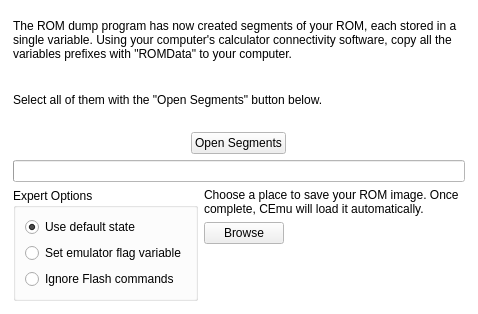
Old version of the form gui/qt/romselection.ui in the repository CE-Programming/CEmu.
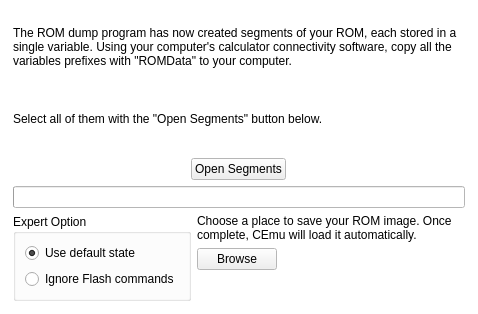
New version of the form. The open tabs and pages were chosen to show the change. Icons and pictures are not drawn.

The edit to the form file:
```diff
--- a/gui/qt/romselection.ui
+++ b/gui/qt/romselection.ui
@@ -510,7 +510,7 @@
               </sizepolicy>
              </property>
              <property name="title">
-              <string>Expert Options</string>
+              <string>Expert Option</string>
              </property>
              <layout class="QVBoxLayout" name="verticalLayout_4">
               <item>
@@ -529,22 +529,6 @@
                 </property>
                </widget>
               </item>
-              <item>
-               <widget class="QRadioButton" name="toggleFlag">
-                <property name="sizePolicy">
-                 <sizepolicy hsizetype="Preferred" vsizetype="Preferred">
-                  <horstretch>0</horstretch>
-                  <verstretch>0</verstretch>
-                 </sizepolicy>
-                </property>
-                <property name="text">
-                 <string>Set emulator flag variable</string>
-                </property>
-                <property name="checked">
-                 <bool>false</bool>
-                </property>
-               </widget>
-              </item>
               <item>
                <widget class="QRadioButton" name="toggleFlash">
                 <property name="sizePolicy">
```
Left out of the diff: 2 changed lines with no effect on the pictures.
